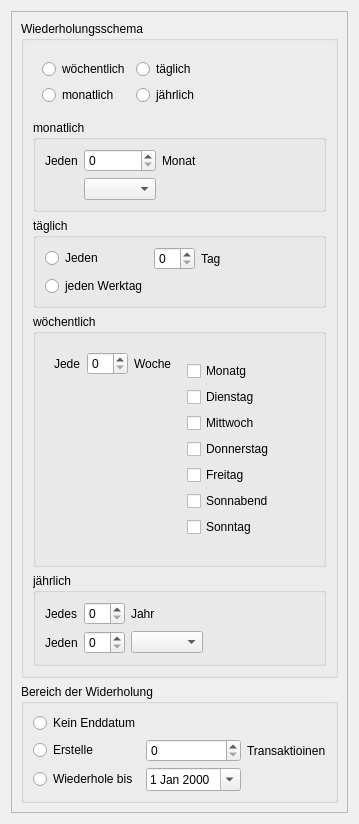
First picture: the form in View/src/main/resources/design/ui/continuoustransactionwidget.ui, repository marcuskraft/DimeDiaryJavaFx, before the edit.
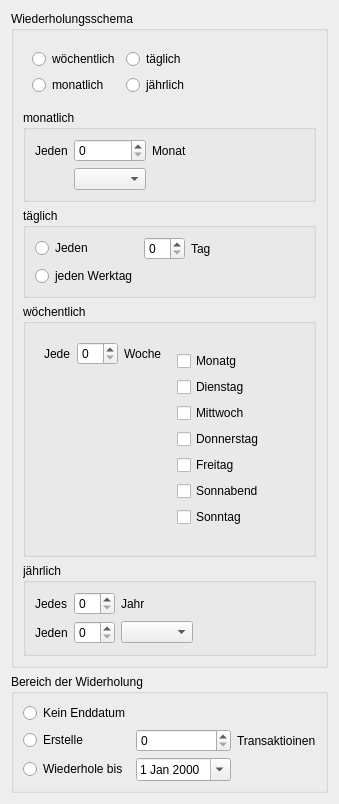
Second picture: the form after the edit.

```diff
--- a/View/src/main/resources/design/ui/continuoustransactionwidget.ui
+++ b/View/src/main/resources/design/ui/continuoustransactionwidget.ui
@@ -6,22 +6,13 @@
    <rect>
     <x>0</x>
     <y>0</y>
-    <width>324</width>
-    <height>749</height>
+    <width>304</width>
+    <height>723</height>
    </rect>
   </property>
   <property name="windowTitle">
    <string>Form</string>
   </property>
-  <layout class="QGridLayout" name="gridLayout_2">
-   <item row="0" column="0">
-    <widget class="QFrame" name="frame">
-     <property name="frameShape">
-      <enum>QFrame::StyledPanel</enum>
-     </property>
-     <property name="frameShadow">
-      <enum>QFrame::Raised</enum>
-     </property>
      <layout class="QGridLayout" name="gridLayout">
       <item row="0" column="0">
        <widget class="QGroupBox" name="groupBoxScheme">
@@ -442,22 +433,6 @@
             </size>
            </property>
           </spacer>
-         </item>
-         <item row="1" column="0">
-          <spacer name="verticalSpacer_7">
-           <property name="orientation">
-            <enum>Qt::Vertical</enum>
-           </property>
-           <property name="sizeHint" stdset="0">
-            <size>
-             <width>20</width>
-             <height>40</height>
-            </size>
-           </property>
-          </spacer>
-         </item>
-        </layout>
-       </widget>
       </item>
      </layout>
     </widget>
```
Lines whose indentation alone changed are shown as unchanged.
